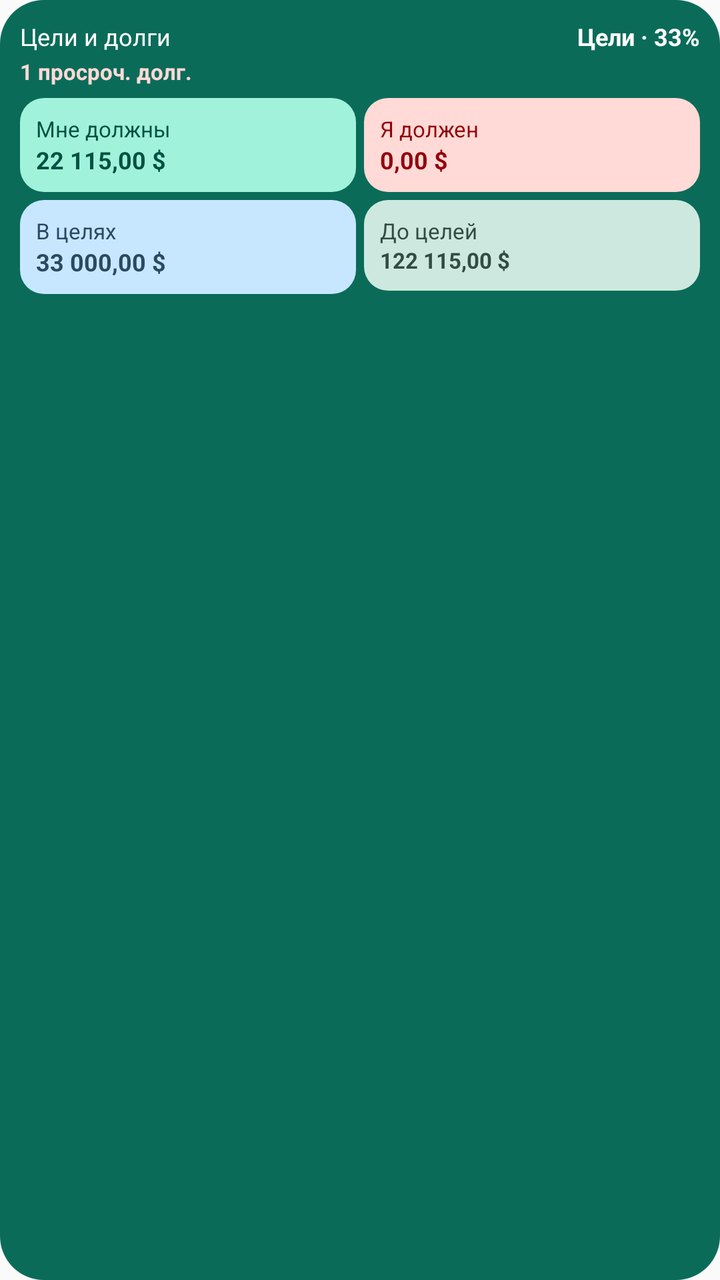
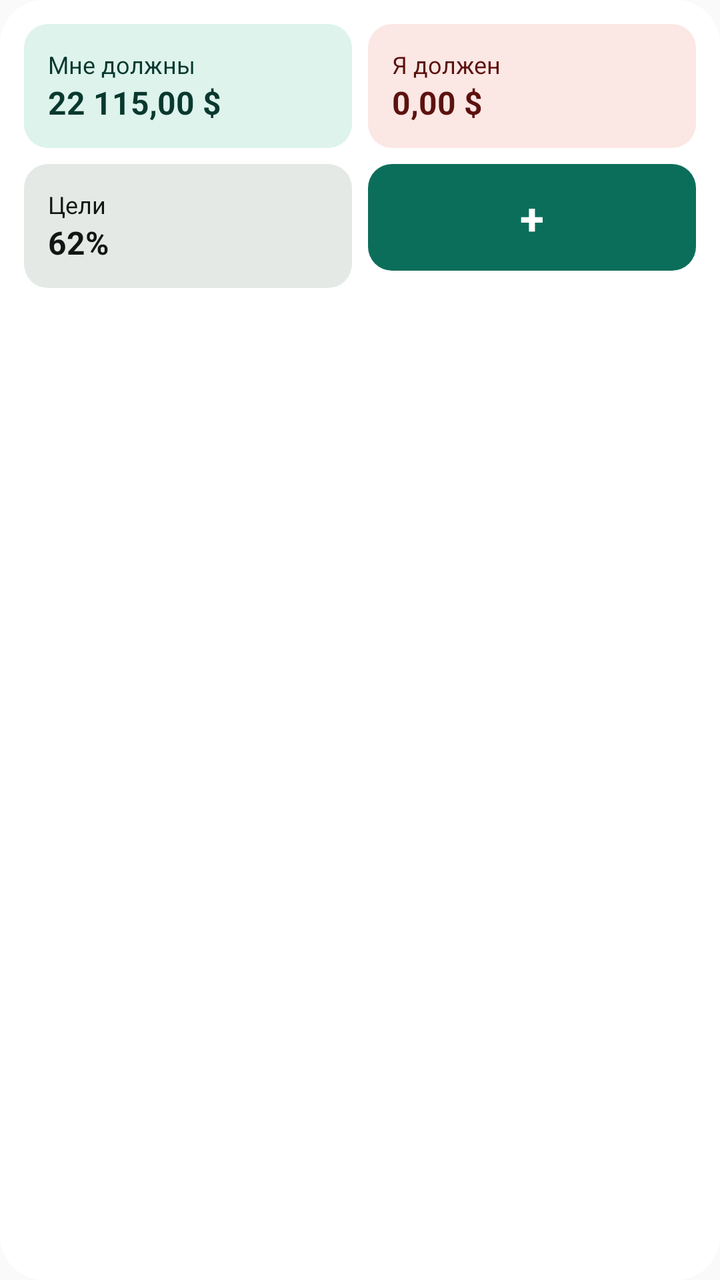

Two renders of the same Android screen: before a commit and after it. Below are the layout's source before the change and the commit's diff.
<!-- AndroidManifest.xml: application theme Theme.Money -->
<!-- res/layout/widget_preview.xml -->
<?xml version="1.0" encoding="utf-8"?>
<LinearLayout xmlns:android="http://schemas.android.com/apk/res/android"
    android:layout_width="match_parent"
    android:layout_height="wrap_content"
    android:background="@drawable/widget_preview_hero_bg"
    android:orientation="vertical"
    android:padding="10dp">

    <LinearLayout
        android:layout_width="match_parent"
        android:layout_height="wrap_content"
        android:gravity="center_vertical"
        android:orientation="horizontal">

        <TextView
            android:layout_width="0dp"
            android:layout_height="wrap_content"
            android:layout_weight="1"
            android:ellipsize="none"
            android:maxLines="1"
            android:text="@string/widget_goals_debts_title"
            android:textColor="@color/widget_preview_on_hero"
            android:textSize="12sp" />

        <TextView
            android:layout_width="wrap_content"
            android:layout_height="wrap_content"
            android:maxLines="1"
            android:text="@string/widget_preview_score"
            android:textColor="@color/widget_preview_on_hero"
            android:textSize="12sp"
            android:textStyle="bold" />
    </LinearLayout>

    <TextView
        android:layout_width="match_parent"
        android:layout_height="wrap_content"
        android:layout_marginTop="2dp"
        android:maxLines="1"
        android:text="@string/widget_preview_overdue"
        android:textColor="@color/widget_preview_alert"
        android:textSize="11sp"
        android:textStyle="bold" />

    <LinearLayout
        android:layout_width="match_parent"
        android:layout_height="wrap_content"
        android:layout_marginTop="6dp"
        android:orientation="horizontal">

        <LinearLayout
            android:layout_width="0dp"
            android:layout_height="wrap_content"
            android:layout_weight="1"
            android:background="@drawable/widget_preview_mint_bg"
            android:gravity="center_vertical"
            android:orientation="vertical"
            android:padding="8dp">

            <TextView
                android:layout_width="match_parent"
                android:layout_height="wrap_content"
                android:maxLines="1"
                android:text="@string/debt_dashboard_owes_me"
                android:textColor="@color/widget_preview_on_mint"
                android:textSize="11sp" />

            <TextView
                android:layout_width="match_parent"
                android:layout_height="wrap_content"
                android:maxLines="1"
                android:text="@string/widget_preview_owes"
                android:textColor="@color/widget_preview_on_mint"
                android:textSize="12sp"
                android:textStyle="bold" />
        </LinearLayout>

        <LinearLayout
            android:layout_width="0dp"
            android:layout_height="wrap_content"
            android:layout_marginStart="4dp"
            android:layout_weight="1"
            android:background="@drawable/widget_preview_peach_bg"
            android:gravity="center_vertical"
            android:orientation="vertical"
            android:padding="8dp">

            <TextView
                android:layout_width="match_parent"
                android:layout_height="wrap_content"
                android:maxLines="1"
                android:text="@string/debt_dashboard_i_owe"
                android:textColor="@color/widget_preview_on_peach"
                android:textSize="11sp" />

            <TextView
                android:layout_width="match_parent"
                android:layout_height="wrap_content"
                android:maxLines="1"
                android:text="@string/widget_preview_i_owe"
                android:textColor="@color/widget_preview_on_peach"
                android:textSize="12sp"
                android:textStyle="bold" />
        </LinearLayout>
    </LinearLayout>

    <LinearLayout
        android:layout_width="match_parent"
        android:layout_height="wrap_content"
        android:layout_marginTop="4dp"
        android:orientation="horizontal">

        <LinearLayout
            android:layout_width="0dp"
            android:layout_height="wrap_content"
            android:layout_weight="1"
            android:background="@drawable/widget_preview_lilac_bg"
            android:gravity="center_vertical"
            android:orientation="vertical"
            android:padding="8dp">

            <TextView
                android:layout_width="match_parent"
                android:layout_height="wrap_content"
                android:maxLines="1"
                android:text="@string/global_balance_accumulated_label"
                android:textColor="@color/widget_preview_on_lilac"
                android:textSize="11sp" />

            <TextView
                android:layout_width="match_parent"
                android:layout_height="wrap_content"
                android:maxLines="1"
                android:text="@string/widget_preview_saved"
                android:textColor="@color/widget_preview_on_lilac"
                android:textSize="12sp"
                android:textStyle="bold" />
        </LinearLayout>

        <LinearLayout
            android:layout_width="0dp"
            android:layout_height="wrap_content"
            android:layout_marginStart="4dp"
            android:layout_weight="1"
            android:background="@drawable/widget_preview_sand_bg"
            android:gravity="center_vertical"
            android:orientation="vertical"
            android:padding="8dp">

            <TextView
                android:layout_width="match_parent"
                android:layout_height="wrap_content"
                android:maxLines="1"
                android:text="@string/global_balance_remaining_label"
                android:textColor="@color/widget_preview_on_sand"
                android:textSize="11sp" />

            <TextView
                android:layout_width="match_parent"
                android:layout_height="wrap_content"
                android:maxLines="1"
                android:text="@string/widget_preview_long_amount"
                android:textColor="@color/widget_preview_on_sand"
                android:textSize="11sp"
                android:textStyle="bold" />
        </LinearLayout>
    </LinearLayout>
</LinearLayout>
<!-- resources referenced by this layout -->
<resources>
  <color name="widget_preview_alert">#FFFFDAD6</color>
  <color name="widget_preview_on_hero">#FFFFFFFF</color>
  <color name="widget_preview_on_lilac">#FF294A5F</color>
  <color name="widget_preview_on_mint">#FF005142</color>
  <color name="widget_preview_on_peach">#FF93000A</color>
  <color name="widget_preview_on_sand">#FF334B44</color>
  <!-- drawable widget_preview_hero_bg (drawable) -->
  <?xml version="1.0" encoding="utf-8"?>
  <shape xmlns:android="http://schemas.android.com/apk/res/android"
      android:shape="rectangle">
      <solid android:color="@color/widget_preview_hero" />
      <corners android:radius="22dp" />
  </shape>
  <!-- drawable widget_preview_lilac_bg (drawable) -->
  <?xml version="1.0" encoding="utf-8"?>
  <shape xmlns:android="http://schemas.android.com/apk/res/android" android:shape="rectangle">
      <solid android:color="@color/widget_preview_lilac" />
      <corners android:radius="12dp" />
  </shape>
  <!-- drawable widget_preview_mint_bg (drawable) -->
  <?xml version="1.0" encoding="utf-8"?>
  <shape xmlns:android="http://schemas.android.com/apk/res/android" android:shape="rectangle">
      <solid android:color="@color/widget_preview_mint" />
      <corners android:radius="12dp" />
  </shape>
  <!-- drawable widget_preview_peach_bg (drawable) -->
  <?xml version="1.0" encoding="utf-8"?>
  <shape xmlns:android="http://schemas.android.com/apk/res/android" android:shape="rectangle">
      <solid android:color="@color/widget_preview_peach" />
      <corners android:radius="12dp" />
  </shape>
  <!-- drawable widget_preview_sand_bg (drawable) -->
  <?xml version="1.0" encoding="utf-8"?>
  <shape xmlns:android="http://schemas.android.com/apk/res/android" android:shape="rectangle">
      <solid android:color="@color/widget_preview_sand" />
      <corners android:radius="12dp" />
  </shape>
  <string name="debt_dashboard_i_owe">Я должен</string>
  <string name="debt_dashboard_owes_me">Мне должны</string>
  <string name="global_balance_accumulated_label">В целях</string>
  <string name="global_balance_remaining_label">До целей</string>
  <string name="widget_goals_debts_title">Цели и долги</string>
  <string name="widget_preview_i_owe">0,00 $</string>
  <string name="widget_preview_long_amount">122 115,00 $</string>
  <string name="widget_preview_overdue">1 просроч. долг.</string>
  <string name="widget_preview_owes">22 115,00 $</string>
  <string name="widget_preview_saved">33 000,00 $</string>
  <string name="widget_preview_score">Цели · 33%</string>
  <style name="Theme.Money" parent="Theme.AppCompat.Light.NoActionBar" />
  <color name="widget_preview_hero">#FF0B6B59</color>
  <color name="widget_preview_lilac">#FFC6E7FF</color>
  <color name="widget_preview_mint">#FFA1F2DB</color>
  <color name="widget_preview_peach">#FFFFDAD6</color>
  <color name="widget_preview_sand">#FFCDE9DF</color>
</resources>

<!-- the commit's change to res/layout/widget_preview.xml (unified diff, before → after) -->
@@ -4,48 +4,11 @@
     android:layout_height="wrap_content"
     android:background="@drawable/widget_preview_hero_bg"
     android:orientation="vertical"
-    android:padding="10dp">
+    android:padding="12dp">
 
     <LinearLayout
         android:layout_width="match_parent"
         android:layout_height="wrap_content"
-        android:gravity="center_vertical"
-        android:orientation="horizontal">
-
-        <TextView
-            android:layout_width="0dp"
-            android:layout_height="wrap_content"
-            android:layout_weight="1"
-            android:ellipsize="none"
-            android:maxLines="1"
-            android:text="@string/widget_goals_debts_title"
-            android:textColor="@color/widget_preview_on_hero"
-            android:textSize="12sp" />
-
-        <TextView
-            android:layout_width="wrap_content"
-            android:layout_height="wrap_content"
-            android:maxLines="1"
-            android:text="@string/widget_preview_score"
-            android:textColor="@color/widget_preview_on_hero"
-            android:textSize="12sp"
-            android:textStyle="bold" />
-    </LinearLayout>
-
-    <TextView
-        android:layout_width="match_parent"
-        android:layout_height="wrap_content"
-        android:layout_marginTop="2dp"
-        android:maxLines="1"
-        android:text="@string/widget_preview_overdue"
-        android:textColor="@color/widget_preview_alert"
-        android:textSize="11sp"
-        android:textStyle="bold" />
-
-    <LinearLayout
-        android:layout_width="match_parent"
-        android:layout_height="wrap_content"
-        android:layout_marginTop="6dp"
         android:orientation="horizontal">
 
         <LinearLayout
@@ -53,9 +16,8 @@
             android:layout_height="wrap_content"
             android:layout_weight="1"
             android:background="@drawable/widget_preview_mint_bg"
-            android:gravity="center_vertical"
             android:orientation="vertical"
-            android:padding="8dp">
+            android:padding="12dp">
 
             <TextView
                 android:layout_width="match_parent"
@@ -63,7 +25,7 @@
                 android:maxLines="1"
                 android:text="@string/debt_dashboard_owes_me"
                 android:textColor="@color/widget_preview_on_mint"
-                android:textSize="11sp" />
+                android:textSize="12sp" />
 
             <TextView
                 android:layout_width="match_parent"
@@ -71,19 +33,18 @@
                 android:maxLines="1"
                 android:text="@string/widget_preview_owes"
                 android:textColor="@color/widget_preview_on_mint"
-                android:textSize="12sp"
+                android:textSize="16sp"
                 android:textStyle="bold" />
         </LinearLayout>
 
         <LinearLayout
             android:layout_width="0dp"
             android:layout_height="wrap_content"
-            android:layout_marginStart="4dp"
+            android:layout_marginStart="8dp"
             android:layout_weight="1"
             android:background="@drawable/widget_preview_peach_bg"
-            android:gravity="center_vertical"
             android:orientation="vertical"
-            android:padding="8dp">
+            android:padding="12dp">
 
             <TextView
                 android:layout_width="match_parent"
@@ -91,7 +52,7 @@
                 android:maxLines="1"
                 android:text="@string/debt_dashboard_i_owe"
                 android:textColor="@color/widget_preview_on_peach"
-                android:textSize="11sp" />
+                android:textSize="12sp" />
 
             <TextView
                 android:layout_width="match_parent"
@@ -99,7 +60,7 @@
                 android:maxLines="1"
                 android:text="@string/widget_preview_i_owe"
                 android:textColor="@color/widget_preview_on_peach"
-                android:textSize="12sp"
+                android:textSize="16sp"
                 android:textStyle="bold" />
         </LinearLayout>
     </LinearLayout>
@@ -107,7 +68,7 @@
     <LinearLayout
         android:layout_width="match_parent"
         android:layout_height="wrap_content"
-        android:layout_marginTop="4dp"
+        android:layout_marginTop="8dp"
         android:orientation="horizontal">
 
         <LinearLayout
@@ -115,53 +76,44 @@
             android:layout_height="wrap_content"
             android:layout_weight="1"
             android:background="@drawable/widget_preview_lilac_bg"
-            android:gravity="center_vertical"
             android:orientation="vertical"
-            android:padding="8dp">
+            android:padding="12dp">
 
             <TextView
                 android:layout_width="match_parent"
                 android:layout_height="wrap_content"
                 android:maxLines="1"
-                android:text="@string/global_balance_accumulated_label"
+                android:text="@string/section_goals"
                 android:textColor="@color/widget_preview_on_lilac"
-                android:textSize="11sp" />
+                android:textSize="12sp" />
 
             <TextView
                 android:layout_width="match_parent"
                 android:layout_height="wrap_content"
                 android:maxLines="1"
-                android:text="@string/widget_preview_saved"
+                android:text="@string/widget_preview_score"
                 android:textColor="@color/widget_preview_on_lilac"
-                android:textSize="12sp"
+                android:textSize="16sp"
                 android:textStyle="bold" />
         </LinearLayout>
 
         <LinearLayout
             android:layout_width="0dp"
             android:layout_height="wrap_content"
-            android:layout_marginStart="4dp"
+            android:layout_marginStart="8dp"
             android:layout_weight="1"
             android:background="@drawable/widget_preview_sand_bg"
-            android:gravity="center_vertical"
+            android:gravity="center"
             android:orientation="vertical"
-            android:padding="8dp">
+            android:padding="12dp">
 
             <TextView
-                android:layout_width="match_parent"
+                android:layout_width="wrap_content"
                 android:layout_height="wrap_content"
                 android:maxLines="1"
-                android:text="@string/global_balance_remaining_label"
+                android:text="@string/widget_plus"
                 android:textColor="@color/widget_preview_on_sand"
-                android:textSize="11sp" />
-
-            <TextView
-                android:layout_width="match_parent"
-                android:layout_height="wrap_content"
-                android:maxLines="1"
-                android:text="@string/widget_preview_long_amount"
-                android:textColor="@color/widget_preview_on_sand"
-                android:textSize="11sp"
+                android:textSize="22sp"
                 android:textStyle="bold" />
         </LinearLayout>
     </LinearLayout>
<!-- resource entries referenced after the edit -->
@@ -1,11 +1,9 @@
 <!-- resources referenced by this layout -->
 <resources>
-  <color name="widget_preview_alert">#FFFFDAD6</color>
-  <color name="widget_preview_on_hero">#FFFFFFFF</color>
-  <color name="widget_preview_on_lilac">#FF294A5F</color>
-  <color name="widget_preview_on_mint">#FF005142</color>
-  <color name="widget_preview_on_peach">#FF93000A</color>
-  <color name="widget_preview_on_sand">#FF334B44</color>
+  <color name="widget_preview_on_lilac">#FF111614</color>
+  <color name="widget_preview_on_mint">#FF08382E</color>
+  <color name="widget_preview_on_peach">#FF5C120E</color>
+  <color name="widget_preview_on_sand">#FFFFFFFF</color>
   <!-- drawable widget_preview_hero_bg (drawable) -->
   <?xml version="1.0" encoding="utf-8"?>
   <shape xmlns:android="http://schemas.android.com/apk/res/android"
@@ -39,20 +37,16 @@
   </shape>
   <string name="debt_dashboard_i_owe">Я должен</string>
   <string name="debt_dashboard_owes_me">Мне должны</string>
-  <string name="global_balance_accumulated_label">В целях</string>
-  <string name="global_balance_remaining_label">До целей</string>
-  <string name="widget_goals_debts_title">Цели и долги</string>
+  <string name="section_goals">Цели</string>
+  <string name="widget_plus" translatable="false">+</string>
   <string name="widget_preview_i_owe">0,00 $</string>
-  <string name="widget_preview_long_amount">122 115,00 $</string>
-  <string name="widget_preview_overdue">1 просроч. долг.</string>
   <string name="widget_preview_owes">22 115,00 $</string>
-  <string name="widget_preview_saved">33 000,00 $</string>
-  <string name="widget_preview_score">Цели · 33%</string>
+  <string name="widget_preview_score">62%</string>
   <style name="Theme.Money" parent="Theme.AppCompat.Light.NoActionBar" />
-  <color name="widget_preview_hero">#FF0B6B59</color>
-  <color name="widget_preview_lilac">#FFC6E7FF</color>
-  <color name="widget_preview_mint">#FFA1F2DB</color>
-  <color name="widget_preview_peach">#FFFFDAD6</color>
-  <color name="widget_preview_sand">#FFCDE9DF</color>
+  <color name="widget_preview_hero">#FFFFFFFF</color>
+  <color name="widget_preview_lilac">#FFE4E9E6</color>
+  <color name="widget_preview_mint">#FFDDF3EC</color>
+  <color name="widget_preview_peach">#FFFBE7E4</color>
+  <color name="widget_preview_sand">#FF0B6E5B</color>
 </resources>
 
